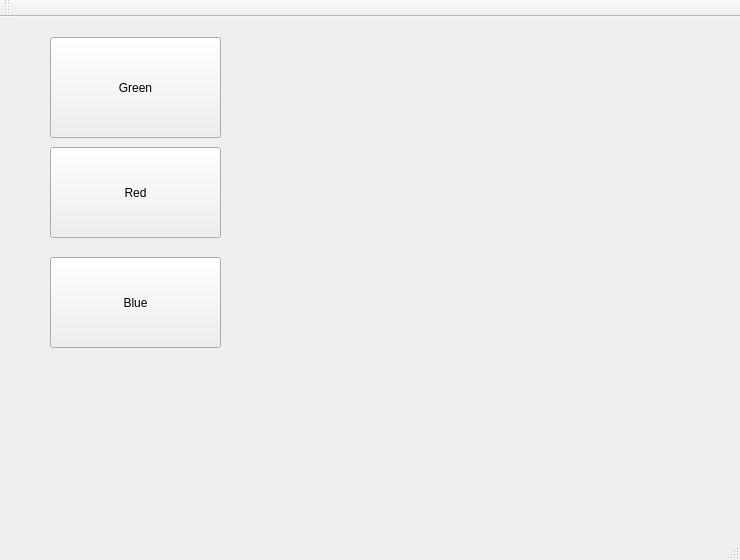
The window that mainwindow.ui (coucou1121/testghit) describes before a commit, drawn with Qt 5.
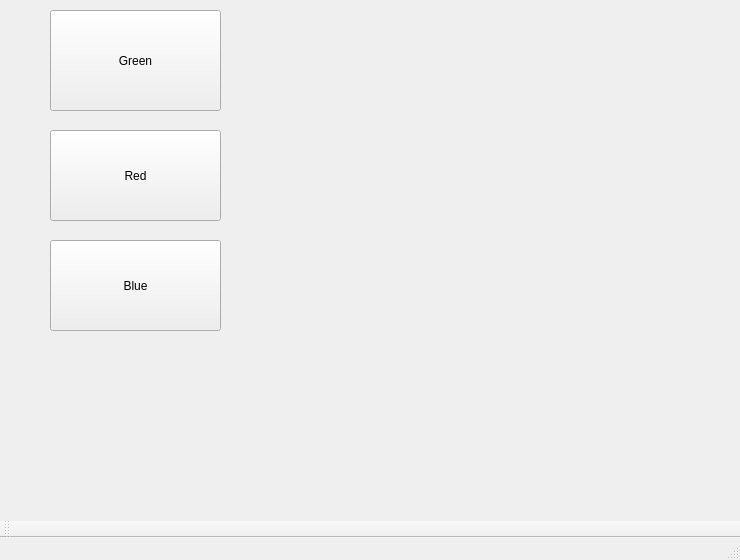
The same window after the commit.

```diff
--- a/mainwindow.ui
+++ b/mainwindow.ui
@@ -33,7 +33,7 @@
     <property name="geometry">
      <rect>
       <x>50</x>
-      <y>20</y>
+      <y>10</y>
       <width>171</width>
       <height>101</height>
      </rect>
@@ -105,7 +105,7 @@
   </widget>
   <widget class="QToolBar" name="mainToolBar">
    <attribute name="toolBarArea">
-    <enum>TopToolBarArea</enum>
+    <enum>BottomToolBarArea</enum>
    </attribute>
    <attribute name="toolBarBreak">
     <bool>false</bool>
```
